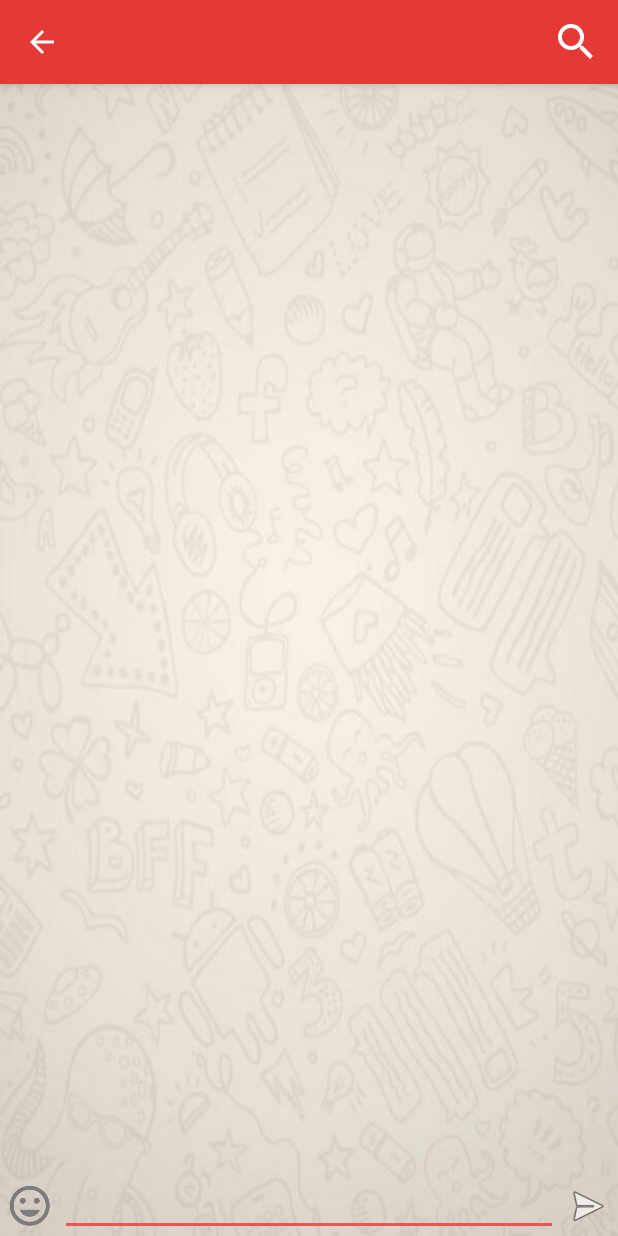
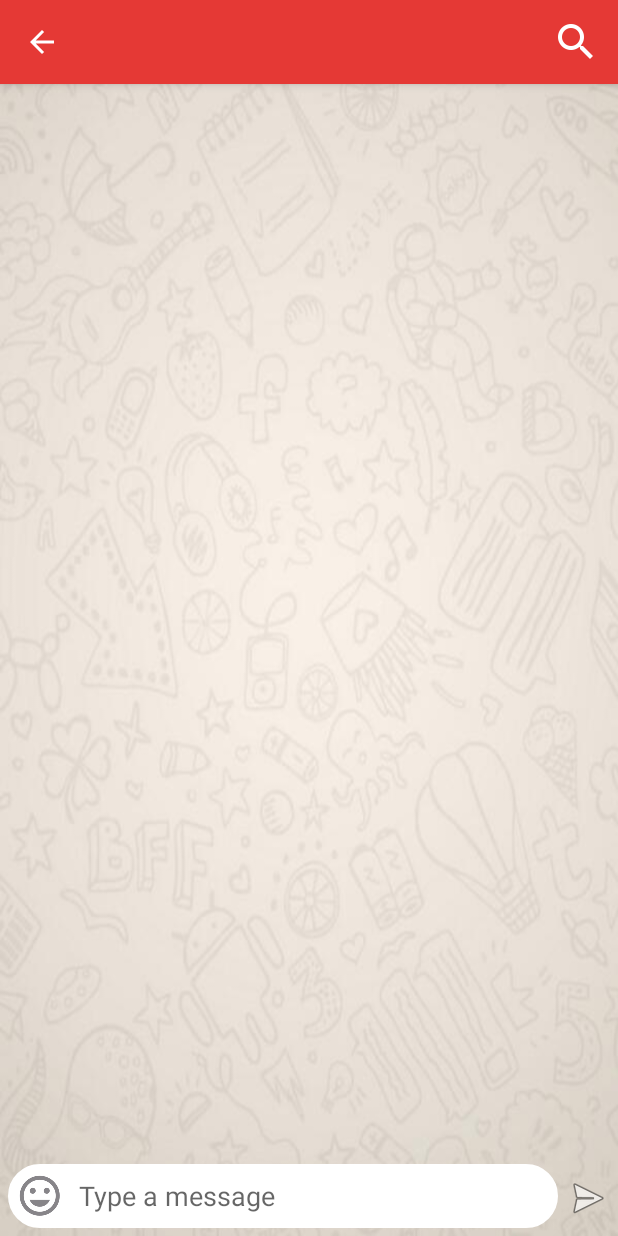
Before and after one commit to dharam1/Buddy, an Android app: the Chat screen opened directly, with no data from a screen before it, on a phone screen of 412 x 824 dp. Run offline under Robolectric (Android 15) with nearby library versions, the phone set to English and light mode, and no system bars; our stand-ins replace Firebase (no records; nobody signed in at launch, a user with empty details on screens opened directly); libraries missing offline, so code that uses them is left out: com.facebook, com.facebook.login, com.firebase.ui, hani.momanii.supernova_emoji_library; plain views replace EmojiconEditText; 8 statements that could not run were skipped.

Commit message:
group chat edit box

```diff
--- /dev/null
+++ b/app/src/main/res/drawable/chat_card.xml
@@ -0,0 +1,5 @@
+<?xml version="1.0" encoding="UTF-8"?>
+<shape xmlns:android="http://schemas.android.com/apk/res/android" android:shape="rectangle" >
+    <stroke android:width="1dip" android:color="@color/gray"/>
+    <corners android:radius="50dip"/>
+</shape>
--- a/app/src/main/res/layout/content_chat.xml
+++ b/app/src/main/res/layout/content_chat.xml
@@ -8,15 +8,6 @@
     tools:context="com.example.dharmendra.buddy1.Chat"
     android:background="@drawable/background">
 
-    <ImageView
-        android:id="@+id/emoji_btn"
-        android:layout_width="40dp"
-        android:layout_height="40dp"
-        android:layout_alignParentBottom="true"
-        android:layout_alignParentLeft="true"
-        android:padding="4dp"
-        android:src="@drawable/ic_emoji"
-        />
 
     <ImageView
         android:id="@+id/fab"
@@ -26,21 +17,50 @@
         android:layout_alignParentRight="true"
         android:padding="4dp"
         android:src="@android:drawable/ic_menu_send"
+        android:layout_marginBottom="5dp" />
+
+
+        <RelativeLayout
+            android:layout_width="wrap_content"
+            android:layout_height="wrap_content"
+            android:layout_toLeftOf="@id/fab"
+            android:background="@drawable/chat_card"
+            android:backgroundTint="@color/white"
+            android:padding="5dp"
+            android:layout_marginBottom="5dp"
+            android:layout_marginLeft="5dp"
+            android:id="@+id/card_view"
+            android:layout_alignParentBottom="true">
+             <ImageView
+                android:id="@+id/emoji_btn"
+                android:layout_width="wrap_content"
+                android:layout_height="wrap_content"
+                android:src="@drawable/ic_emoji"
                 />
 
             <hani.momanii.supernova_emoji_library.Helper.EmojiconEditText
                 android:id="@+id/input"
                 android:layout_width="match_parent"
                 android:layout_height="wrap_content"
-        android:layout_alignParentBottom="true"
-        android:layout_toLeftOf="@id/fab"
-        android:layout_toRightOf="@id/emoji_btn"
+                android:background="@android:color/transparent"
+                android:layout_centerVertical="true"
+                android:scrollbars="vertical"
+                android:paddingRight="5dp"
+                android:layout_marginRight="40dp"
+                android:layout_marginLeft="10dp"
+                android:minLines="1"
+                android:maxLines="6"
+                android:hint="Type a message"
                 android:imeOptions="actionSend"
-        android:inputType="text|textMultiLine"
+                android:layout_toRightOf="@+id/emoji_btn"
+                android:inputType="textMultiLine"
                 emojicon:emojiconSize="28sp"/>
+        </RelativeLayout>
+
+
     <ListView
         android:id="@+id/list"
-        android:layout_above="@id/input"
+        android:layout_above="@id/card_view"
         android:layout_width="match_parent"
         android:layout_height="wrap_content"
         android:divider="@android:color/transparent"
```
Also changed, not shown: 1 other file. Lines whose indentation alone changed are shown as unchanged.
